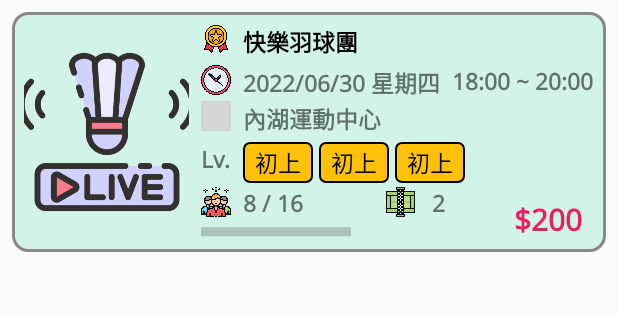
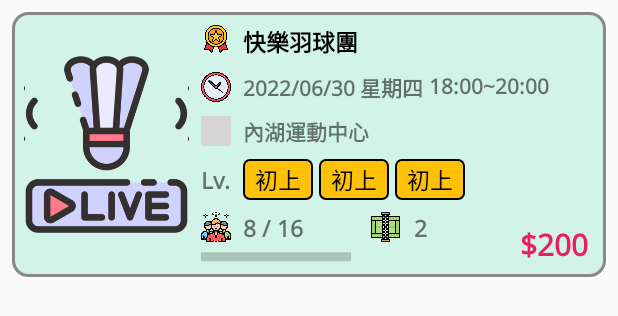
Before and after one commit to FreeStarChen/BadmintonPeer, an Android app: the layout group_type_item.xml on its own in the app's theme, with its tools: preview values and no code run, on a phone screen of 412 x 824 dp. Shown: the top 316 px of the screen. Run offline under Robolectric (Android 15) with nearby library versions, the phone set to English and light mode, and no system bars; grey boxes are pictures that could not be loaded.

Commit message:
1.Modify UI configure at group_type_item.xml and activity_main.xml.

```diff
--- a/app/src/main/java/com/mark/badmintonpeer/BindingAdapters.kt
+++ b/app/src/main/java/com/mark/badmintonpeer/BindingAdapters.kt
@@ -48,9 +48,9 @@ fun bindImageTransform(imgView: ImageView, imgUrl: String?) {
             .transform(CenterCrop(), RoundedCorners(25))
             .apply(
                 RequestOptions()
+                    .transform(CenterCrop(), RoundedCorners(25))
                     .placeholder(R.drawable.ig_loading)
                     .error(R.drawable.ic_badminton_two_color)
-                    .transform(CenterCrop(), RoundedCorners(25))
             )
             .into(imgView)
     }
@@ -65,6 +65,7 @@ fun bindImageWithCircleCrop(imgView: ImageView, imgUrl: String?) {
             .circleCrop()
             .apply(
                 RequestOptions()
+                    .circleCrop()
                     .placeholder(R.drawable.ig_loading)
                     .error(R.drawable.ic_badminton_two_color)
             )
--- a/app/src/main/res/layout/activity_main.xml
+++ b/app/src/main/res/layout/activity_main.xml
@@ -59,22 +59,26 @@
             app:layout_constraintStart_toStartOf="parent"
             app:layout_constraintTop_toTopOf="parent">
 
+        </androidx.appcompat.widget.Toolbar>
+
         <TextView
             android:id="@+id/text_toolbar_title"
             android:layout_width="wrap_content"
             android:layout_height="wrap_content"
             android:layout_gravity="center"
+            android:elevation="10dp"
             android:fontFamily="@font/noto_sans"
             android:letterSpacing="0.15"
             android:text="@{viewModel.currentFragmentType.value}"
             android:textColor="@color/white"
-                android:textSize="20sp"
+            android:textSize="18sp"
             android:textStyle="bold"
-                tools:layout_editor_absoluteX="159dp"
-                tools:layout_editor_absoluteY="16dp"
+            app:layout_constraintBottom_toBottomOf="@+id/toolbar"
+            app:layout_constraintEnd_toEndOf="parent"
+            app:layout_constraintStart_toStartOf="parent"
+            app:layout_constraintTop_toTopOf="@+id/toolbar"
+            tools:text="羽球同行"
             tools:visibility="visible" />
-
-        </androidx.appcompat.widget.Toolbar>
 
         <Spinner
             android:id="@+id/spinner_cities"
@@ -106,7 +110,6 @@
             android:id="@+id/switch_map"
             android:layout_width="wrap_content"
             android:layout_height="wrap_content"
-            android:layout_marginEnd="14dp"
             android:fontFamily="@font/noto_sans"
             android:minHeight="48dp"
             android:text="地圖 "
@@ -116,6 +119,7 @@
             android:visibility="@{viewModel.currentFragmentType == CurrentFragmentType.GROUP ? View.VISIBLE : View.GONE}"
             app:layout_constraintBottom_toBottomOf="@+id/image_toolbar_filter"
             app:layout_constraintEnd_toStartOf="@+id/image_toolbar_filter"
+            app:layout_constraintStart_toEndOf="@+id/text_toolbar_title"
             app:layout_constraintTop_toTopOf="@+id/image_toolbar_filter"
             tools:ignore="UseSwitchCompatOrMaterialXml" />
 
--- a/app/src/main/res/layout/group_type_item.xml
+++ b/app/src/main/res/layout/group_type_item.xml
@@ -22,25 +22,26 @@
             android:id="@+id/text_court_number2"
             android:layout_width="wrap_content"
             android:layout_height="wrap_content"
-            android:layout_marginTop="8dp"
             android:fontFamily="@font/noto_sans"
             android:text="Lv."
             android:textSize="15sp"
             android:textStyle="bold"
+            app:layout_constraintBottom_toBottomOf="@+id/recycler_view_degree"
             app:layout_constraintStart_toStartOf="@+id/image_group"
-            app:layout_constraintTop_toBottomOf="@+id/image_location" />
+            app:layout_constraintTop_toTopOf="@+id/recycler_view_degree" />
 
         <TextView
             android:id="@+id/text_place"
             android:layout_width="wrap_content"
             android:layout_height="wrap_content"
             android:layout_marginStart="8dp"
+            android:layout_marginTop="8dp"
             android:fontFamily="@font/noto_sans"
             android:text="@{group.place}"
-            android:textSize="15sp"
+            android:textSize="14sp"
             android:textStyle="bold"
             app:layout_constraintStart_toEndOf="@+id/image_location"
-            app:layout_constraintTop_toTopOf="@+id/image_location"
+            app:layout_constraintTop_toBottomOf="@+id/text_date"
             tools:text="內湖運動中心" />
 
         <TextView
@@ -48,12 +49,13 @@
             android:layout_width="wrap_content"
             android:layout_height="wrap_content"
             android:layout_marginStart="8dp"
+            android:layout_marginTop="8dp"
             android:fontFamily="@font/noto_sans"
             android:text="@{String.valueOf(group.totalPeopleNumber-group.needPeopleNumber)}"
             android:textSize="15sp"
             android:textStyle="bold"
             app:layout_constraintStart_toEndOf="@+id/image_group"
-            app:layout_constraintTop_toTopOf="@+id/image_group"
+            app:layout_constraintTop_toBottomOf="@+id/recycler_view_degree"
             tools:text="8" />
 
         <TextView
@@ -66,7 +68,7 @@
             android:textSize="15sp"
             android:textStyle="bold"
             app:layout_constraintStart_toEndOf="@+id/text_sign_up_people_number"
-            app:layout_constraintTop_toTopOf="@+id/image_group"
+            app:layout_constraintTop_toTopOf="@+id/text_sign_up_people_number"
             tools:text="/" />
 
         <TextView
@@ -86,48 +88,50 @@
             android:id="@+id/text_court_number"
             android:layout_width="wrap_content"
             android:layout_height="wrap_content"
-            android:layout_marginStart="8dp"
+            android:layout_marginStart="6dp"
             android:fontFamily="@font/noto_sans"
             android:text="@{String.valueOf(group.courtNumber)}"
             android:textSize="15sp"
             android:textStyle="bold"
             app:layout_constraintStart_toEndOf="@+id/imageView6"
-            app:layout_constraintTop_toTopOf="@+id/imageView6"
+            app:layout_constraintTop_toTopOf="@+id/text_total_people_number"
             tools:text="2" />
 
         <ImageView
             android:id="@+id/image_time"
             android:layout_width="20dp"
             android:layout_height="20dp"
-            android:layout_marginTop="4dp"
+            app:layout_constraintBottom_toBottomOf="@+id/text_date"
             app:layout_constraintStart_toStartOf="@+id/image_medal"
-            app:layout_constraintTop_toBottomOf="@+id/text_detail_title"
+            app:layout_constraintTop_toTopOf="@+id/text_date"
             app:srcCompat="@drawable/ic_time_color_2" />
 
         <ImageView
             android:id="@+id/image_location"
             android:layout_width="20dp"
             android:layout_height="20dp"
-            android:layout_marginTop="4dp"
+            app:layout_constraintBottom_toBottomOf="@+id/text_place"
             app:layout_constraintStart_toStartOf="@+id/image_medal"
-            app:layout_constraintTop_toBottomOf="@+id/image_time"
+            app:layout_constraintTop_toTopOf="@+id/text_place"
             app:srcCompat="@drawable/ic_location_color" />
 
         <ImageView
             android:id="@+id/image_group"
             android:layout_width="20dp"
             android:layout_height="20dp"
-            android:layout_marginTop="8dp"
+            android:layout_marginBottom="2dp"
+            app:layout_constraintBottom_toBottomOf="@+id/text_sign_up_people_number"
             app:layout_constraintStart_toStartOf="@+id/image_medal"
-            app:layout_constraintTop_toBottomOf="@+id/text_court_number2"
+            app:layout_constraintTop_toTopOf="@+id/text_sign_up_people_number"
             app:srcCompat="@drawable/ic_group_color" />
 
         <ImageView
             android:id="@+id/imageView6"
             android:layout_width="26dp"
             android:layout_height="20dp"
-            android:layout_marginStart="100dp"
+            android:layout_marginStart="90dp"
             android:rotation="90"
+            app:layout_constraintBottom_toBottomOf="@+id/image_group"
             app:layout_constraintStart_toEndOf="@+id/image_group"
             app:layout_constraintTop_toTopOf="@+id/image_group"
             app:srcCompat="@drawable/ic_court_color" />
@@ -168,11 +172,12 @@
             android:layout_width="wrap_content"
             android:layout_height="wrap_content"
             android:layout_marginStart="8dp"
+            android:layout_marginTop="8dp"
             android:fontFamily="@font/noto_sans"
-            android:textSize="15sp"
+            android:textSize="14sp"
             android:textStyle="bold"
             app:layout_constraintStart_toEndOf="@+id/image_time"
-            app:layout_constraintTop_toTopOf="@+id/image_time"
+            app:layout_constraintTop_toBottomOf="@+id/text_detail_title"
             tools:text="2022/06/30 星期四" />
 
         <ImageView
@@ -204,7 +209,7 @@
             android:id="@+id/text_price"
             android:layout_width="wrap_content"
             android:layout_height="wrap_content"
-            android:layout_marginEnd="16dp"
+            android:layout_marginEnd="12dp"
             android:fontFamily="@font/noto_sans"
             android:textColor="#E91E63"
             android:textSize="20sp"
@@ -217,7 +222,7 @@
             android:id="@+id/recycler_view_degree"
             android:layout_width="wrap_content"
             android:layout_height="wrap_content"
-            android:layout_marginTop="4dp"
+            android:layout_marginTop="8dp"
             android:orientation="horizontal"
             app:layoutManager="androidx.recyclerview.widget.LinearLayoutManager"
             app:layout_constraintStart_toStartOf="@+id/text_sign_up_people_number"
@@ -229,9 +234,9 @@
             android:id="@+id/text_start_time"
             android:layout_width="wrap_content"
             android:layout_height="wrap_content"
-            android:layout_marginStart="8dp"
+            android:layout_marginStart="4dp"
             android:fontFamily="@font/noto_sans"
-            android:textSize="15sp"
+            android:textSize="14sp"
             android:textStyle="bold"
             app:layout_constraintStart_toEndOf="@+id/text_date"
             app:layout_constraintTop_toTopOf="@+id/text_date"
@@ -241,10 +246,9 @@
             android:id="@+id/text_wave_line"
             android:layout_width="wrap_content"
             android:layout_height="wrap_content"
-            android:layout_marginStart="4dp"
             android:fontFamily="@font/noto_sans"
             android:text="~"
-            android:textSize="15sp"
+            android:textSize="14sp"
             android:textStyle="bold"
             app:layout_constraintStart_toEndOf="@+id/text_start_time"
             app:layout_constraintTop_toTopOf="@+id/text_date" />
@@ -253,9 +257,8 @@
             android:id="@+id/text_end_time"
             android:layout_width="wrap_content"
             android:layout_height="wrap_content"
-            android:layout_marginStart="4dp"
             android:fontFamily="@font/noto_sans"
-            android:textSize="15sp"
+            android:textSize="14sp"
             android:textStyle="bold"
             app:layout_constraintStart_toEndOf="@+id/text_wave_line"
             app:layout_constraintTop_toTopOf="@+id/text_date"
```
Lines whose indentation alone changed are shown as unchanged.
